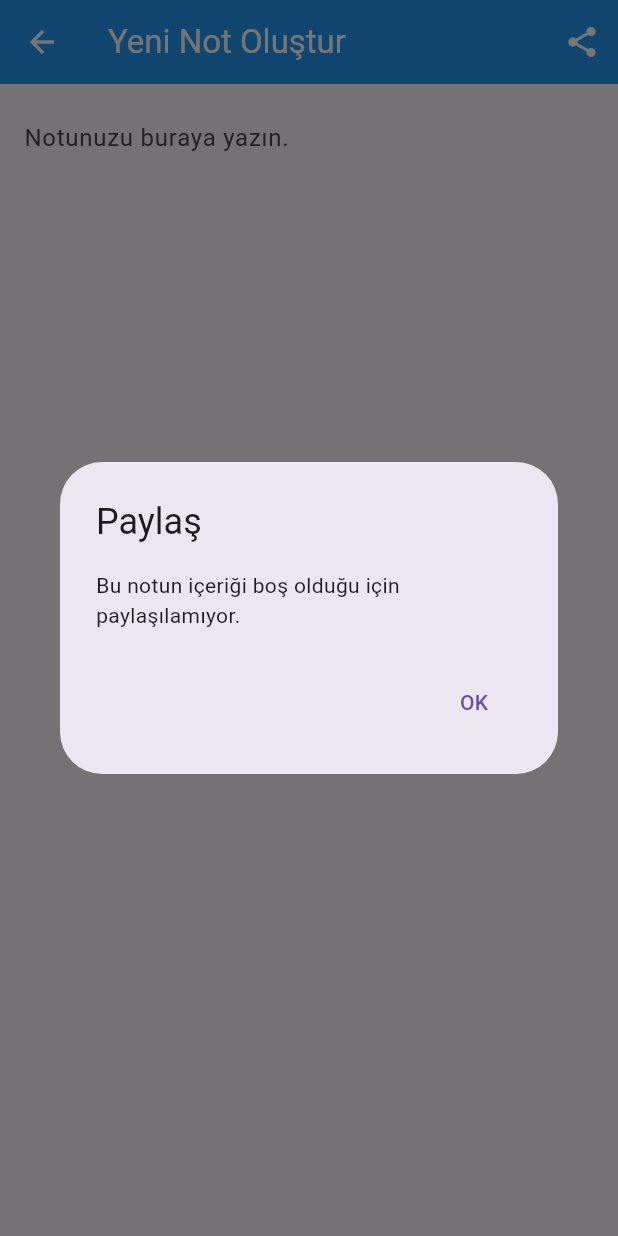
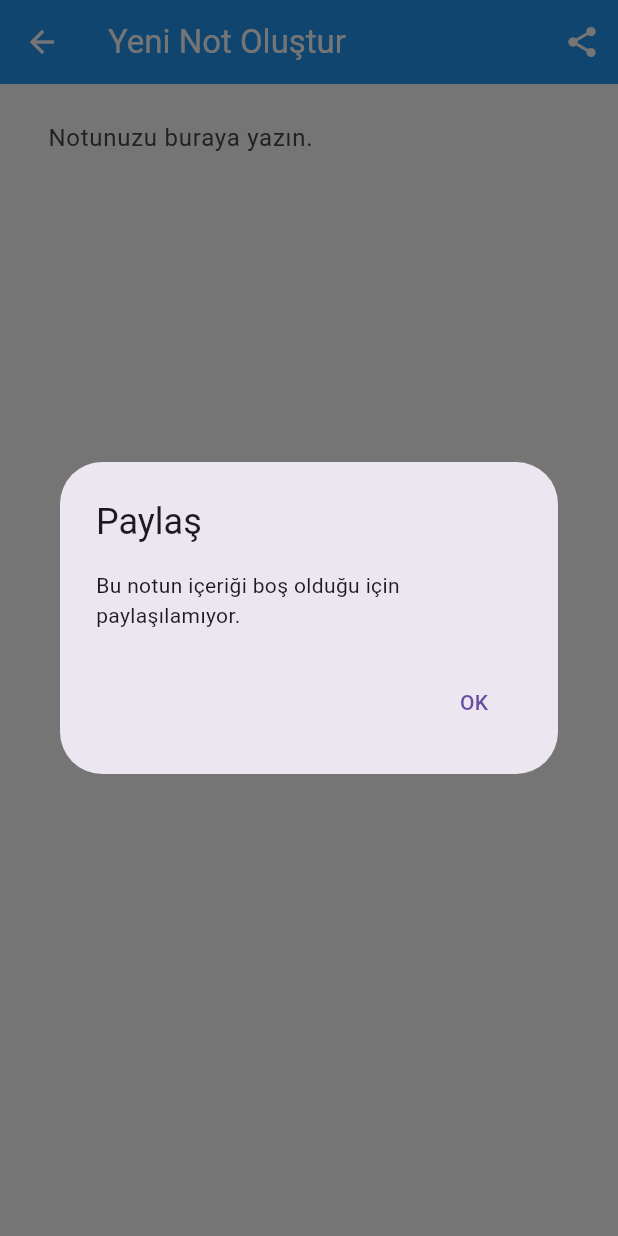
Before and after one commit to Mali03/FlutterNoteApp, a Flutter app: the CreateUpdateNoteView screen opened by its route, after a tap on the "share" icon, on a phone screen of 412 x 824 dp. Run offline on Flutter 3.47's test engine with Material 3 defaults, Android fonts, the phone set to English and light mode, and no system bars; our stand-ins replace cloud_firestore, firebase_auth, firebase_core, share_plus; accounts and stored records are empty; network calls fail.

Commit message:
Appearance beautified

```diff
--- a/lib/main.dart
+++ b/lib/main.dart
@@ -50,7 +50,10 @@ class HomePage extends StatelessWidget {
               return const LoginView();
             }
           default:
-            return const Center(child: CircularProgressIndicator());
+            return Scaffold(
+              backgroundColor: Colors.white,
+              body: const Center(child: CircularProgressIndicator(color: Colors.black)),
+            );
         }
       },
     );
--- a/lib/views/forgot_password_view.dart
+++ b/lib/views/forgot_password_view.dart
@@ -36,12 +36,13 @@ class _ForgotPasswordViewState extends State<ForgotPasswordView> {
         foregroundColor: Colors.white,
         centerTitle: true,
       ),
+      backgroundColor: Colors.white,
       body: Padding(
         padding: const EdgeInsets.all(16.0),
         child: Column(
           children: [
             Container(
-              padding: const EdgeInsets.all(16),
+              padding: const EdgeInsets.all(16.0),
               decoration: BoxDecoration(
                 color: Colors.blue[100],
                 borderRadius: BorderRadius.circular(8),
--- a/lib/views/login_view.dart
+++ b/lib/views/login_view.dart
@@ -39,12 +39,13 @@ class _LoginViewState extends State<LoginView> {
         foregroundColor: Colors.white,
         centerTitle: true,
       ),
+      backgroundColor: Colors.white,
       body: Padding(
         padding: const EdgeInsets.all(16.0),
         child: Column(
           children: [
             Container(
-              padding: const EdgeInsets.all(16),
+              padding: const EdgeInsets.all(16.0),
               decoration: BoxDecoration(
                 color: Colors.blue[100],
                 borderRadius: BorderRadius.circular(8),
--- a/lib/views/notes/create_update_note_view.dart
+++ b/lib/views/notes/create_update_note_view.dart
@@ -110,6 +110,7 @@ class _CreateUpdateNoteViewState extends State<CreateUpdateNoteView> {
           ),
         ],
       ),
+      backgroundColor: Colors.white,
       body: FutureBuilder(
         future: createOrGetExistingNote(context),
         builder: (context, snapshot) {
@@ -117,6 +118,7 @@ class _CreateUpdateNoteViewState extends State<CreateUpdateNoteView> {
             case ConnectionState.done:
               _setupTextControllerListener();
               return Scaffold(
+                backgroundColor: Colors.white,
                 body: SizedBox.expand(
                   child: Padding(
                     padding: const EdgeInsets.all(16.0),
@@ -127,6 +129,8 @@ class _CreateUpdateNoteViewState extends State<CreateUpdateNoteView> {
                       expands: true,
                       textAlignVertical: TextAlignVertical.top,
                       decoration: const InputDecoration(
+                        filled: true,
+                        fillColor: Colors.white,
                         hintText: 'Notunuzu buraya yazın.',
                         border: InputBorder.none,
                       ),
@@ -135,7 +139,12 @@ class _CreateUpdateNoteViewState extends State<CreateUpdateNoteView> {
                 ),
               );
             default:
-              return const Center(child: CircularProgressIndicator());
+              return Scaffold(
+                backgroundColor: Colors.white,
+                body: const Center(
+                  child: CircularProgressIndicator(color: Colors.black),
+                ),
+              );
           }
         },
       ),
--- a/lib/views/register_view.dart
+++ b/lib/views/register_view.dart
@@ -42,12 +42,13 @@ class _RegisterViewState extends State<RegisterView> {
         foregroundColor: Colors.white,
         centerTitle: true,
       ),
+      backgroundColor: Colors.white,
       body: Padding(
         padding: const EdgeInsets.all(16.0),
         child: Column(
           children: [
             Container(
-              padding: const EdgeInsets.all(16),
+              padding: const EdgeInsets.all(16.0),
               decoration: BoxDecoration(
                 color: Colors.blue[100], // gri arka plan
                 borderRadius: BorderRadius.circular(8), // köşeleri yuvarlat
--- a/lib/views/verify_email_view.dart
+++ b/lib/views/verify_email_view.dart
@@ -19,6 +19,7 @@ class _VerifyEmailViewState extends State<VerifyEmailView> {
         foregroundColor: Colors.white,
         centerTitle: true,
       ),
+      backgroundColor: Colors.white,
       body: Padding(
         padding: const EdgeInsets.all(16.0),
         child: Column(
```
Also changed, not shown: lib/views/notes/notes_view.dart (+13 -2 lines).
